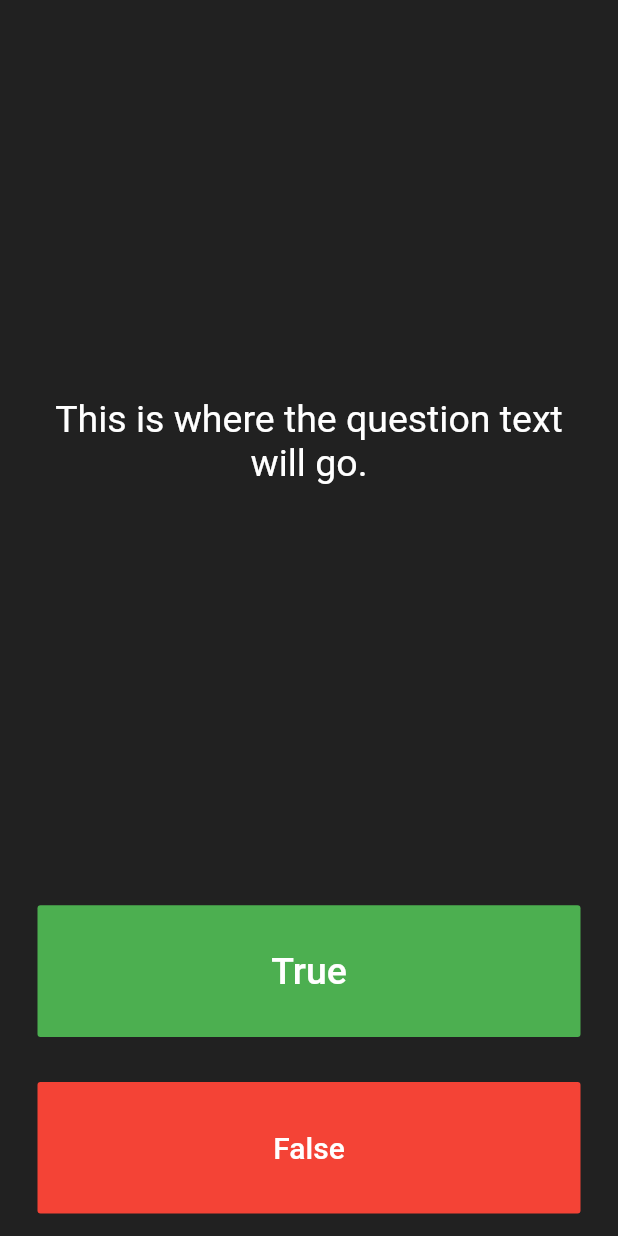
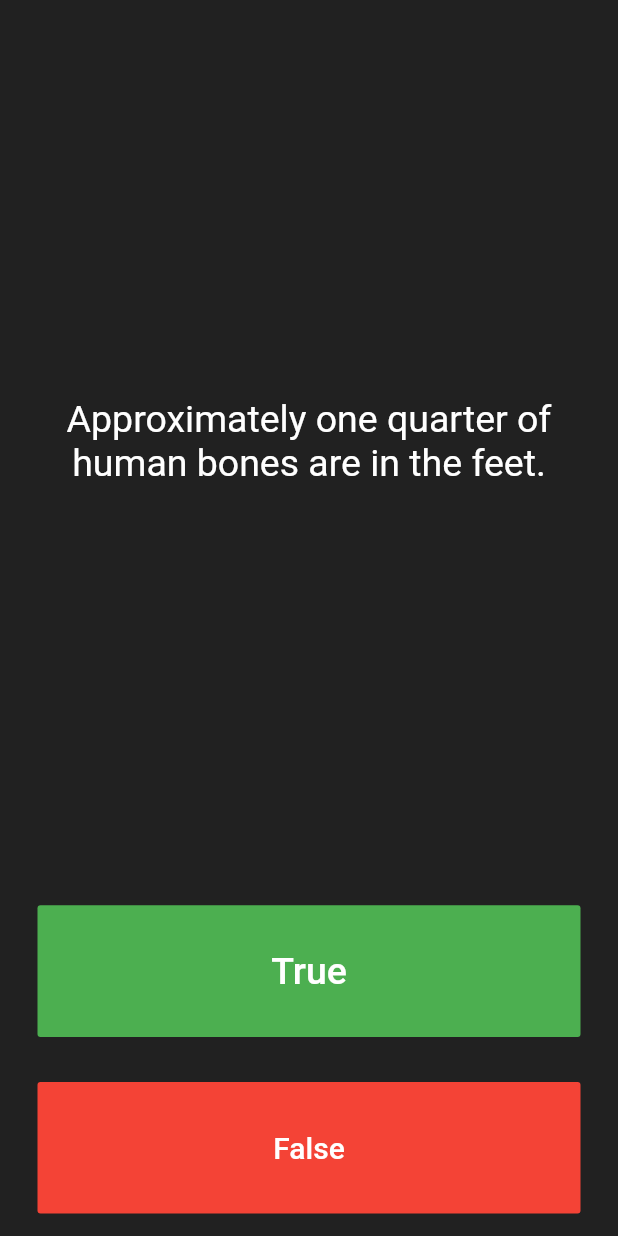
Before and after one commit to jonathandly/quizzler-flutter, a Flutter app: the screen it shows after launch, after a tap on "True", on a phone screen of 412 x 824 dp. Run offline on Flutter 3.47's test engine with Material 2 defaults, Android fonts, the phone set to English and light mode, and no system bars.

Commit message:
added the questions and a couple of helper methods for the QuizBrain class. Created a Question constructor inside question.dart. Updated main.dart to make use of the quiz_brain.

```diff
--- a/lib/main.dart
+++ b/lib/main.dart
@@ -1,4 +1,7 @@
 import 'package:flutter/material.dart';
+import 'quiz_brain.dart';
+
+QuizBrain quizBrain = QuizBrain();
 
 void main() => runApp(Quizzler());
 
@@ -25,6 +28,19 @@ class QuizPage extends StatefulWidget {
 }
 
 class _QuizPageState extends State<QuizPage> {
+  List<Icon> scoreKeeper = [];
+
+//  List<String> questions = [
+//    'You can lead a cow down stairs but not up stairs.',
+//    'Approximately one quarter of human bones are in the feet.',
+//    'A slug\'s blood is green.',
+//  ];
+//
+//  List<bool> answers = [false, true, true];
+//
+//  Question q1 = Question(
+//      q: 'You can lead a cow down stairs but not up stairs.', a: false);
+
   @override
   Widget build(BuildContext context) {
     return Column(
@@ -37,7 +53,7 @@ class _QuizPageState extends State<QuizPage> {
             padding: EdgeInsets.all(10.0),
             child: Center(
               child: Text(
-                'This is where the question text will go.',
+                quizBrain.getQuestionText(),
                 textAlign: TextAlign.center,
                 style: TextStyle(
                   fontSize: 25.0,
@@ -62,6 +78,15 @@ class _QuizPageState extends State<QuizPage> {
               ),
               onPressed: () {
                 // The user picked true.
+                bool correctAnswer = quizBrain.getCorrectAnswer();
+                if (correctAnswer == true) {
+                  print('user got it right!');
+                } else {
+                  print('user got it wrong!');
+                }
+                setState(() {
+                  quizBrain.nextQuestion();
+                });
               },
             ),
           ),
@@ -80,11 +105,23 @@ class _QuizPageState extends State<QuizPage> {
               ),
               onPressed: () {
                 // The user picked false.
+                bool correctAnswer = quizBrain.getCorrectAnswer();
+
+                if (correctAnswer == false) {
+                  print('user got it right!');
+                } else {
+                  print('user got it wrong!');
+                }
+                setState(() {
+                  quizBrain.nextQuestion();
+                });
               },
             ),
           ),
         ),
-        // TODO: Add a Row here as your score keeper.
+        Row(
+          children: scoreKeeper,
+        ),
       ],
     );
   }
--- /dev/null
+++ b/lib/question.dart
@@ -0,0 +1,9 @@
+class Question {
+  String questionText;
+  bool questionAnswer;
+
+  Question({String q, bool a}) {
+    questionText = q;
+    questionAnswer = a;
+  }
+}
--- /dev/null
+++ b/lib/quiz_brain.dart
@@ -0,0 +1,51 @@
+import 'question.dart';
+
+class QuizBrain {
+  int _questionNumber = 0;
+
+  List<Question> _questionBank = [
+    Question(q: 'You can lead a cow down stairs but not up stairs.', a: false),
+    Question(
+        q: 'Approximately one quarter of human bones are in the feet.',
+        a: true),
+    Question(q: 'A slug\'s blood is green.', a: true),
+    Question(q: 'Some cats are actually allergic to humans', a: true),
+    Question(q: 'Buzz Aldrin\'s mother\'s maiden name was \"Moon\".', a: true),
+    Question(q: 'It is illegal to pee in the Ocean in Portugal.', a: true),
+    Question(
+        q: 'No piece of square dry paper can be folded in half more than 7 times.',
+        a: false),
+    Question(
+        q: 'In London, UK, if you happen to die in the House of Parliament, you are technically entitled to a state funeral, because the building is considered too sacred a place.',
+        a: true),
+    Question(
+        q: 'The loudest sound produced by any animal is 188 decibels. That animal is the African Elephant.',
+        a: false),
+    Question(
+        q: 'The total surface area of two human lungs is approximately 70 square metres.',
+        a: true),
+    Question(q: 'Google was originally called \"Backrub\".', a: true),
+    Question(
+        q: 'Chocolate affects a dog\'s heart and nervous system; a few ounces are enough to kill a small dog.',
+        a: true),
+    Question(
+        q: 'In West Virginia, USA, if you accidentally hit an animal with your car, you are free to take it home to eat.',
+        a: true),
+  ];
+
+  void nextQuestion() {
+    if (_questionNumber < _questionBank.length - 1) {
+      _questionNumber++;
+    }
+    print(_questionNumber);
+    print(_questionBank.length);
+  }
+
+  String getQuestionText() {
+    return _questionBank[_questionNumber].questionText;
+  }
+
+  bool getCorrectAnswer() {
+    return _questionBank[_questionNumber].questionAnswer;
+  }
+}
```
